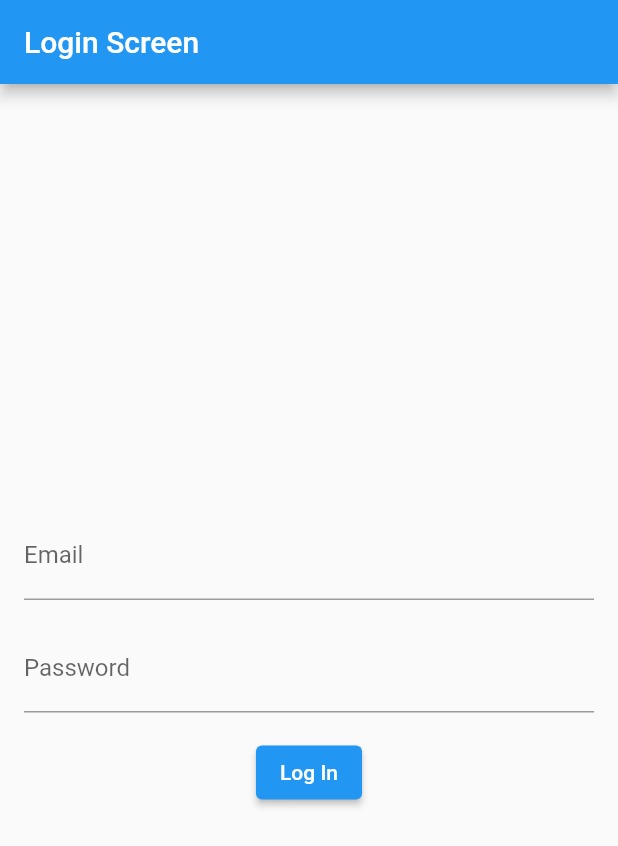
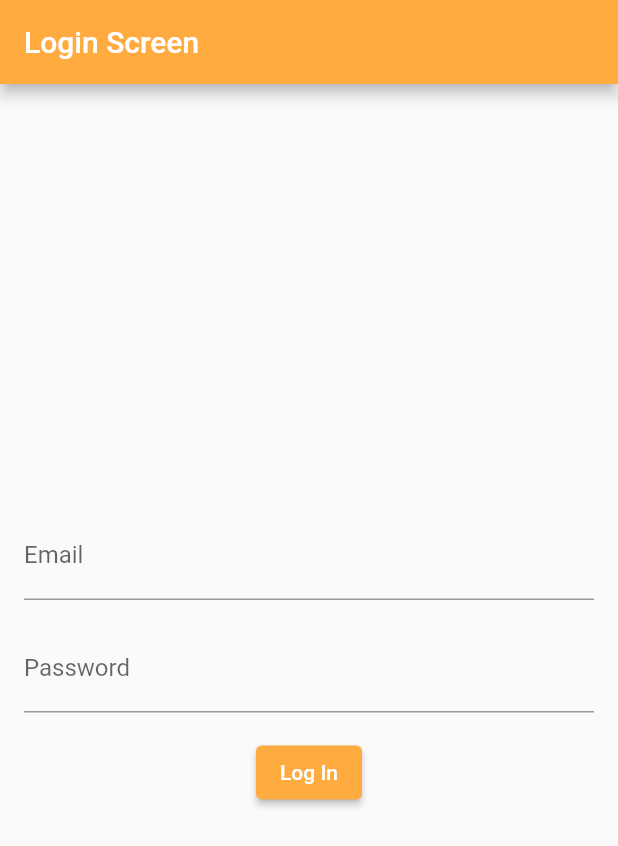
Before and after one commit to offie321/boekenlegger, a Flutter app: the screen it shows after launch, on a phone screen of 412 x 824 dp. Shown: the top 846 px of the screen. Run offline on Flutter 3.47's test engine with Material 2 defaults, Android fonts, the phone set to English and light mode, and no system bars; our stand-ins replace cloud_firestore, firebase_auth, firebase_core, firebase_storage, image_picker; accounts and stored records are empty.

Commit message:
Changed login page style

```diff
--- a/lib/login.dart
+++ b/lib/login.dart
@@ -11,6 +11,7 @@ class LoginScreen extends StatelessWidget {
   Widget build(BuildContext context) {
     return Scaffold(
       appBar: AppBar(
+        backgroundColor: Colors.orangeAccent,
         title: Text('Login Screen'),
       ),
       body: Padding(
@@ -53,6 +54,9 @@ class LoginScreen extends StatelessWidget {
                 }
               },
               child: Text('Log In'),
+              style: ButtonStyle(
+                backgroundColor: MaterialStateProperty.all<Color>(Colors.orangeAccent), // Set the desired background color
+              ),
             ),
           ],
         ),
```
